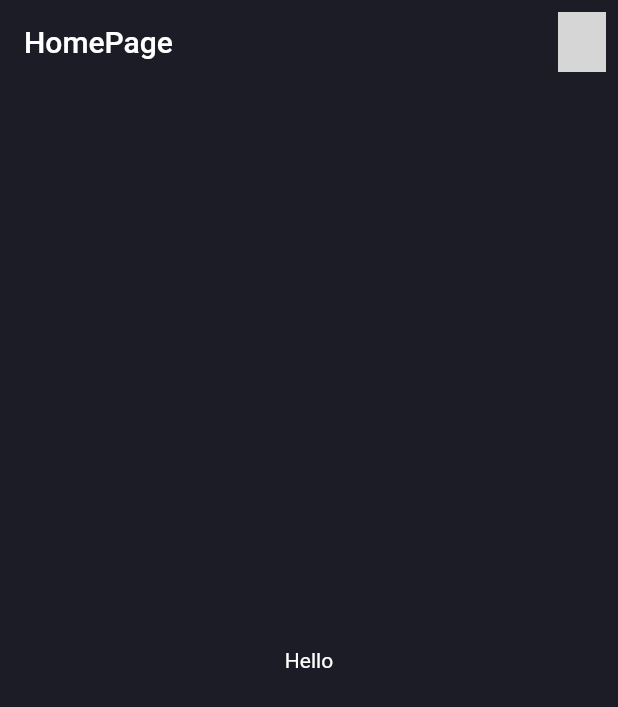
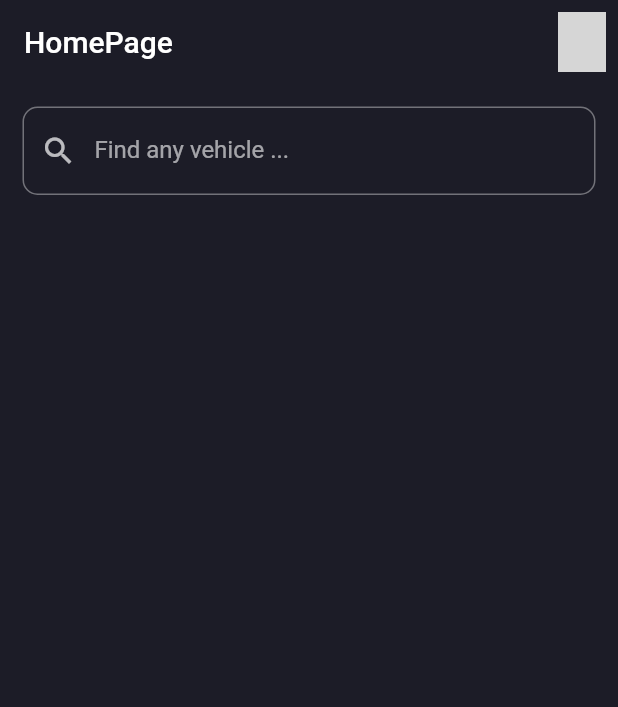
Before and after one commit to edr3x/vehicle_rental_application, a Flutter app: the HomePage screen opened by its route, on a phone screen of 412 x 824 dp. Shown: the top 707 px of the screen. Run offline on Flutter 3.47's test engine with Material 2 defaults, Android fonts, the phone set to English and light mode, and no system bars; our stand-ins replace equatable, flutter_bloc, shared_preferences; accounts and stored records are empty; network calls fail; grey boxes are pictures that could not be loaded.

Commit message:
feat: search init

```diff
--- a/lib/routes.dart
+++ b/lib/routes.dart
@@ -45,6 +45,12 @@ Route<MaterialPageRoute> generateRoute(RouteSettings settings) {
         builder: (context) => const DriverHomePage(),
       );
 
+    case SearchResultPage.routeName:
+      return MaterialPageRoute(
+        settings: settings,
+        builder: (context) => const SearchResultPage(),
+      );
+
     default:
       return MaterialPageRoute(
         builder: (_) => const Scaffold(
--- a/lib/views/pages/exports.dart
+++ b/lib/views/pages/exports.dart
@@ -5,3 +5,4 @@ export 'auth/verify_phone_page.dart';
 export 'auth/register_page.dart';
 export 'driver/driver_home_page.dart';
 export 'profile/profile_page.dart';
+export 'search/search_result_page.dart';
--- a/lib/views/pages/home/home_page.dart
+++ b/lib/views/pages/home/home_page.dart
@@ -3,6 +3,7 @@ import 'package:flutter_bloc/flutter_bloc.dart';
 import 'package:rental_system_app/api/blocs/user/get_user_details/get_user_details_cubit.dart';
 import 'package:rental_system_app/views/common/widgets/display_image.dart';
 import 'package:rental_system_app/views/pages/profile/profile_page.dart';
+import 'package:rental_system_app/views/pages/search/search_result_page.dart';
 
 class HomePage extends StatefulWidget {
   static const String routeName = '/home-page';
@@ -15,7 +16,15 @@ class HomePage extends StatefulWidget {
 class _HomePageState extends State<HomePage> {
   @override
   Widget build(BuildContext context) {
-    var profileImage = context.read<GetUserDetailsCubit>().state.data.data!.profileImage;
+    var profile = context.read<GetUserDetailsCubit>().state.data.data!;
+
+    void onSubmit(String value) {
+      Navigator.pushNamed(
+        context,
+        SearchResultPage.routeName,
+        arguments: value,
+      );
+    }
 
     return WillPopScope(
       onWillPop: () async => false,
@@ -32,14 +41,33 @@ class _HomePageState extends State<HomePage> {
               icon: Hero(
                 tag: 'profile-hero',
                 child: CircleAvatar(
-                  backgroundImage: displayImage(profileImage),
+                  backgroundImage: displayImage(profile.profileImage),
                 ),
               ),
             ),
           ],
         ),
-        body: const Center(
-          child: Text("Hello"),
+        body: Padding(
+          padding: const EdgeInsets.all(15.0),
+          child: SingleChildScrollView(
+            child: Column(
+              mainAxisAlignment: MainAxisAlignment.start,
+              children: [
+                TextField(
+                  decoration: const InputDecoration(
+                    border: OutlineInputBorder(
+                      borderRadius: BorderRadius.all(
+                        Radius.circular(10.0),
+                      ),
+                    ),
+                    labelText: "Find any vehicle ...",
+                    prefixIcon: Icon(Icons.search),
+                  ),
+                  onSubmitted: onSubmit,
+                ),
+              ],
+            ),
+          ),
         ),
       ),
     );
```
Also changed, not shown: lib/views/pages/search/search_result_page.dart (added, +22 -0 lines).
